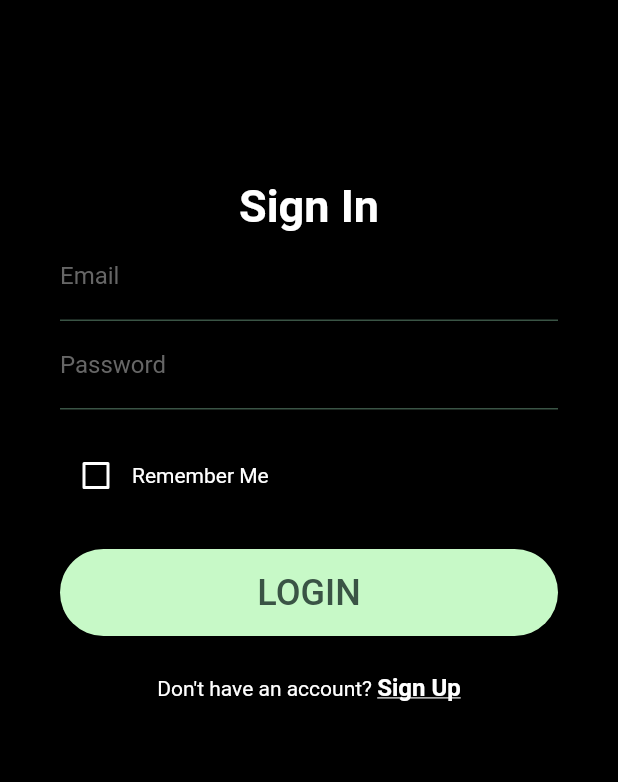
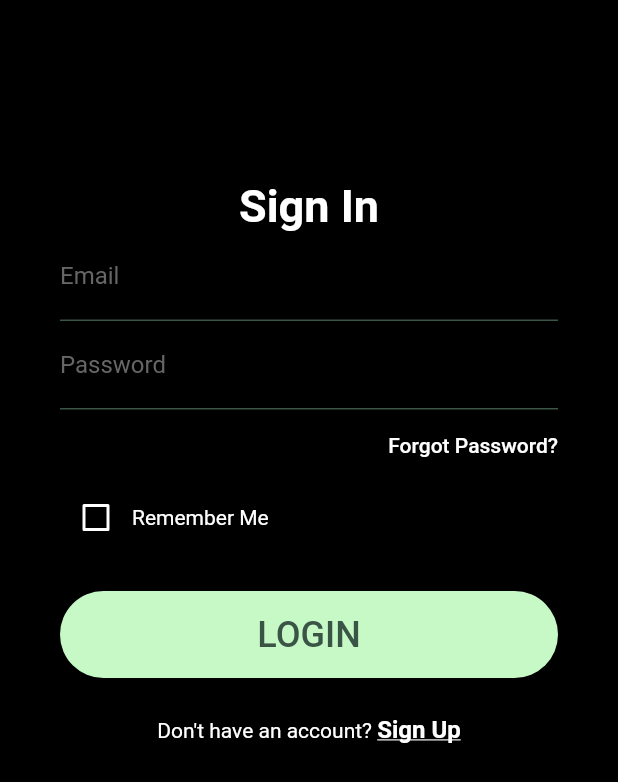
Before and after one commit to martmichals/shopstock, a Flutter app: the screen it shows after launch, on a phone screen of 412 x 824 dp. Shown: the top 782 px of the screen. Run offline on Flutter 3.47's test engine with Material 2 defaults, Android fonts, the phone set to English and light mode, and no system bars; our stand-ins replace google_maps_flutter; network calls fail.

Commit message:
added forgot password button

```diff
--- a/lib/screens/log_in.dart
+++ b/lib/screens/log_in.dart
@@ -25,6 +25,7 @@ class _LoginScreenState extends State<LogIn> {
     fontSize: 16.0,
   );
 
+  @override
   Widget build(BuildContext context) {
     return Scaffold(
       body: Container(
@@ -47,7 +48,8 @@ class _LoginScreenState extends State<LogIn> {
                 ),
               ),
               _buildTextFields(),
-              SizedBox(height: 20.0),
+              //SizedBox(height: 20.0),
+              _buildForgotPasswordButton(),
               _buildRememberMe(),
               _buildLogInButton(),
               _buildSignUpButton(),
@@ -125,6 +127,25 @@ class _LoginScreenState extends State<LogIn> {
     );
   }
 
+  Widget _buildForgotPasswordButton() {
+    return Container(
+      alignment: Alignment.centerRight,
+      child: FlatButton(
+        onPressed: () {
+        // TODO change password notification/reroute
+      },
+        padding: EdgeInsets.only(right: 0.0),
+        child: Text(
+          'Forgot Password?',
+          style: TextStyle(
+            color: AppColors.primary,
+            fontSize: 14.0,
+          ),
+        ),
+      ),
+    );
+  }
+
   Widget _buildRememberMe() {
     return Container(
       child: Row(
@@ -163,7 +184,7 @@ class _LoginScreenState extends State<LogIn> {
         onPressed: () {
     if(_formKey.currentState.validate()) {
           _formKey.currentState.save();
-          //**AUTHORIZATION GOES HERE
+          // TODO account sign in authorization
           Navigator.pushReplacementNamed(context, "/map_explore");
           }
         },
```
Also changed, not shown: lib/screens/sign_up.dart (+4 -4 lines).
